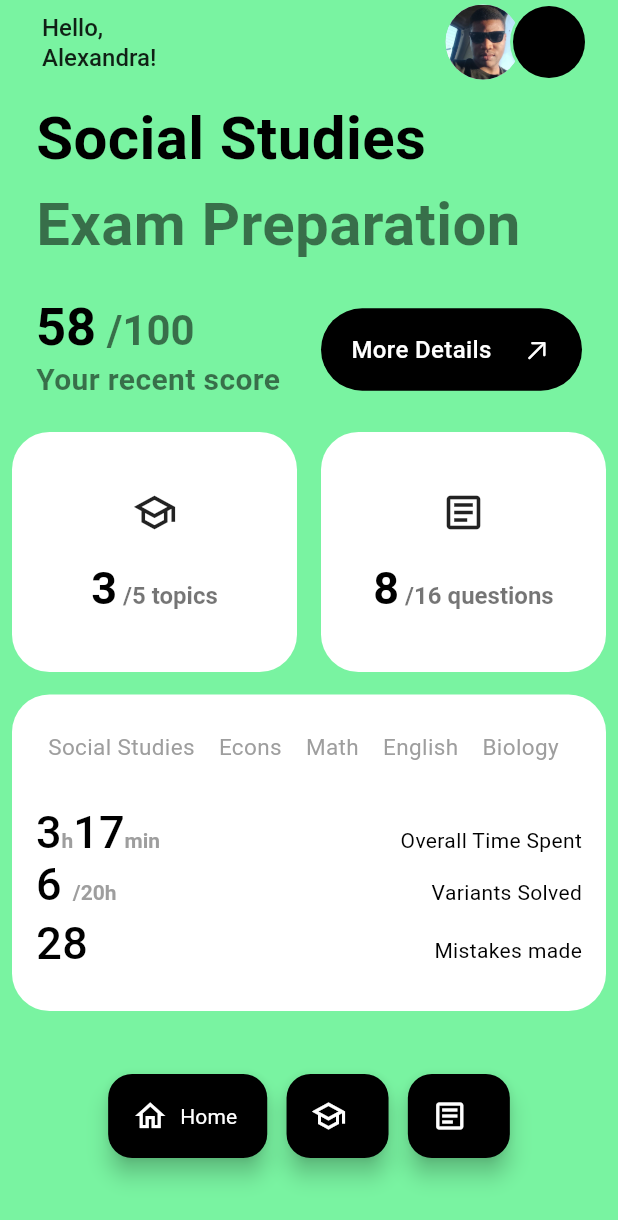
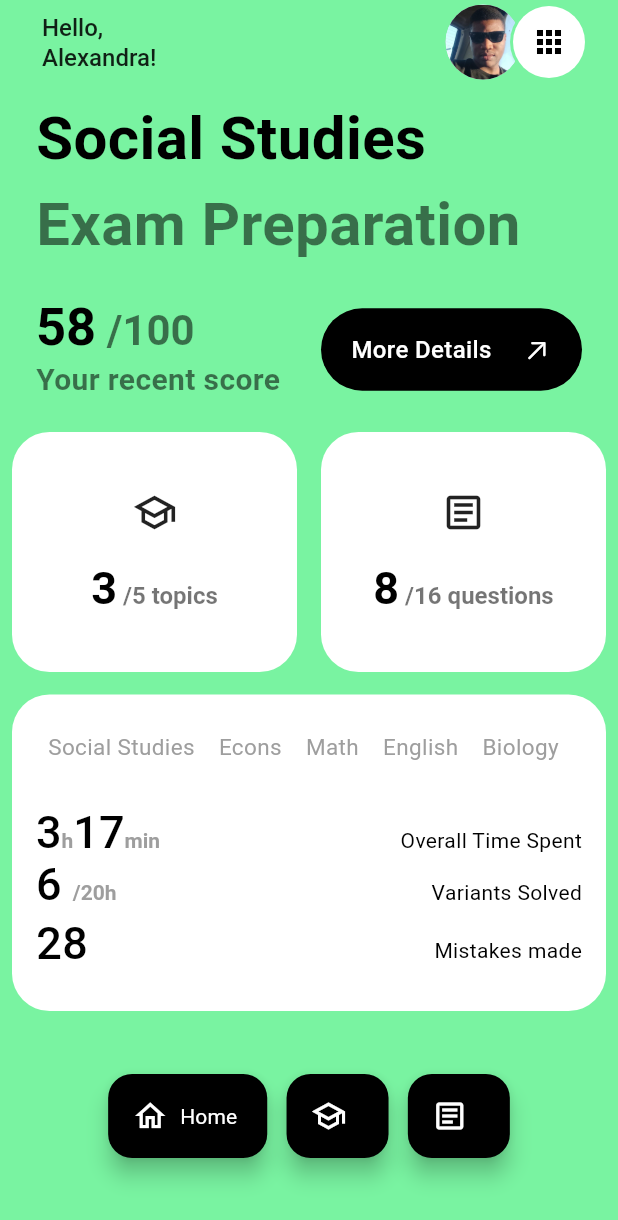
Before and after one commit to Dejito/exam_prep, a Flutter app: the screen it shows after launch, on a phone screen of 412 x 824 dp. Shown: the top 1220 px of the screen. Run offline on Flutter 3.47's test engine with Material 3 defaults, Android fonts, the phone set to English and light mode, and no system bars.

Commit message:
fixed appbar icon color

```diff
--- a/lib/module/tab_screens/tab_screens.dart
+++ b/lib/module/tab_screens/tab_screens.dart
@@ -55,7 +55,7 @@ class _TabScreensState extends State<TabScreens> {
                   ),
                   child: CircleAvatar(
                     backgroundColor: selectedIndex == 0
-                        ? Colors.black
+                        ? Colors.white
                         : Colors.grey.shade800,
                     radius: 24,
                     child: IconButton(
```
